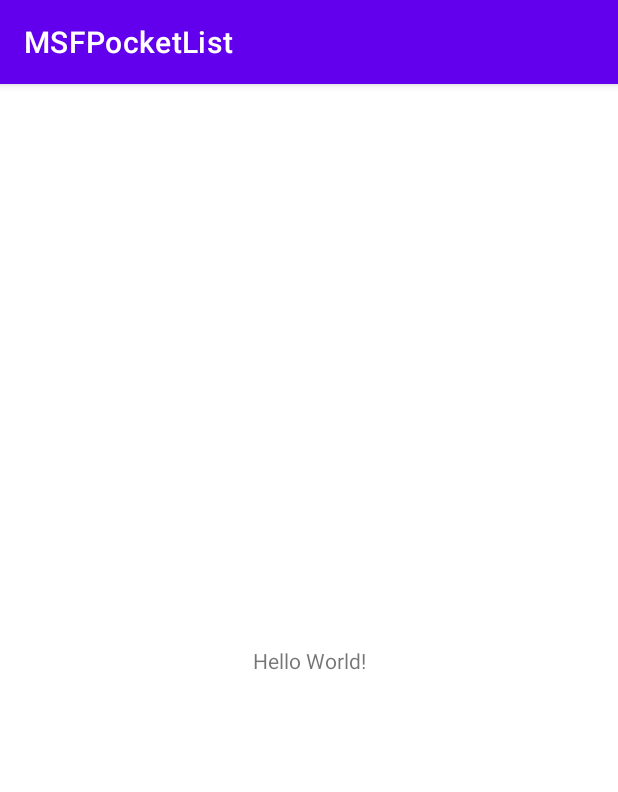
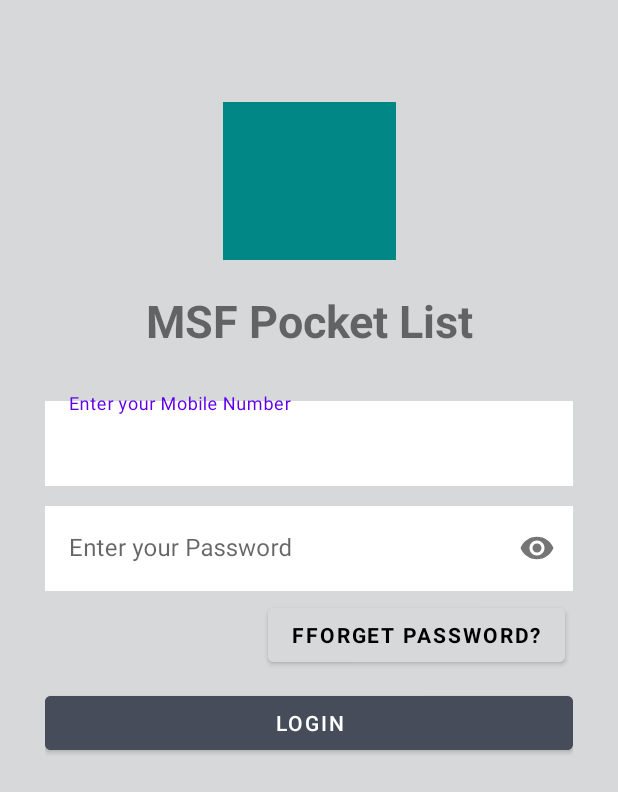
Before and after one commit to akash-svg/MSFpOcketList, an Android app: the screen it shows after launch (MainActivity), on a phone screen of 412 x 824 dp. Shown: the top 792 px of the screen. Run offline under Robolectric (Android 15) with nearby library versions, the phone set to English and light mode, and no system bars.

Commit message:
LOgin & forgot page done

```diff
--- a/app/src/main/AndroidManifest.xml
+++ b/app/src/main/AndroidManifest.xml
@@ -10,6 +10,9 @@
         android:supportsRtl="true"
         android:theme="@style/Theme.MSFPocketList">
         <activity
+            android:name=".ForgotPassword"
+            android:exported="true" />
+        <activity
             android:name=".MainActivity"
             android:exported="true">
             <intent-filter>
--- /dev/null
+++ b/app/src/main/res/font/noto_sans.xml
@@ -0,0 +1,4 @@
+<?xml version="1.0" encoding="utf-8"?>
+<font-family xmlns:android="http://schemas.android.com/apk/res/android">
+
+</font-family>
--- a/app/src/main/res/layout/activity_main.xml
+++ b/app/src/main/res/layout/activity_main.xml
@@ -1,18 +1,127 @@
 <?xml version="1.0" encoding="utf-8"?>
-<androidx.constraintlayout.widget.ConstraintLayout xmlns:android="http://schemas.android.com/apk/res/android"
+<androidx.constraintlayout.widget.ConstraintLayout
+    xmlns:android="http://schemas.android.com/apk/res/android"
     xmlns:app="http://schemas.android.com/apk/res-auto"
     xmlns:tools="http://schemas.android.com/tools"
     android:layout_width="match_parent"
     android:layout_height="match_parent"
+    android:background="@color/gray"
     tools:context=".MainActivity">
 
+    <View
+        android:id="@+id/rectangle_3"
+        android:layout_width="115dp"
+        android:layout_height="105dp"
+        android:layout_alignParentLeft="true"
+        android:layout_alignParentTop="true"
+        android:layout_marginTop="68dp"
+        android:background="@color/teal_700"
+        app:layout_constraintEnd_toEndOf="parent"
+        app:layout_constraintStart_toStartOf="parent"
+        app:layout_constraintTop_toTopOf="parent"
+        tools:ignore="MissingConstraints" />
+
     <TextView
-        android:layout_width="wrap_content"
+        android:id="@+id/tex_one"
+        android:layout_width="match_parent"
         android:layout_height="wrap_content"
-        android:text="Hello World!"
-        app:layout_constraintBottom_toBottomOf="parent"
-        app:layout_constraintLeft_toLeftOf="parent"
-        app:layout_constraintRight_toRightOf="parent"
-        app:layout_constraintTop_toTopOf="parent" />
+        android:layout_marginStart="30dp"
+        android:layout_marginTop="20dp"
+        android:layout_marginEnd="30dp"
+        android:gravity="center"
+        android:text="MSF Pocket List"
+        android:textSize="30sp"
+        android:textStyle="bold"
+        app:layout_constraintEnd_toEndOf="@+id/rectangle_3"
+        app:layout_constraintStart_toStartOf="@+id/rectangle_3"
+        app:layout_constraintTop_toBottomOf="@+id/rectangle_3" />
+
+    <LinearLayout
+        android:id="@+id/Linear_one"
+        android:layout_width="match_parent"
+        android:layout_height="wrap_content"
+        android:layout_marginStart="30dp"
+        android:layout_marginTop="20dp"
+        android:layout_marginEnd="30dp"
+        android:orientation="vertical"
+        app:layout_constraintEnd_toEndOf="@+id/tex_one"
+        app:layout_constraintStart_toStartOf="@+id/tex_one"
+        app:layout_constraintTop_toBottomOf="@id/tex_one"
+        tools:ignore="MissingConstraints">
+
+        <com.google.android.material.textfield.TextInputLayout
+
+            style="@style/Widget.MaterialComponents.TextInputLayout.OutlinedBox"
+            android:layout_width="match_parent"
+            android:layout_height="wrap_content"
+            android:layout_marginTop="8dp"
+            app:endIconMode="clear_text"
+            app:errorEnabled="false">
+
+            <com.google.android.material.textfield.TextInputEditText
+                android:id="@+id/login_phone_number"
+                android:layout_width="match_parent"
+                android:layout_height="wrap_content"
+                android:fontFamily="@font/noto_sans"
+                android:hint="Enter your Mobile Number"
+                android:background="@color/white"
+                android:imeOptions="actionNext"
+                android:inputType="number"
+                tools:ignore="Autofill" />
+
+        </com.google.android.material.textfield.TextInputLayout>
+
+
+        <com.google.android.material.textfield.TextInputLayout
+            style="@style/Widget.MaterialComponents.TextInputLayout.OutlinedBox"
+            android:layout_width="match_parent"
+            android:layout_height="wrap_content"
+            android:layout_marginTop="8dp"
+            app:errorEnabled="false"
+
+            app:passwordToggleEnabled="true">
+
+            <com.google.android.material.textfield.TextInputEditText
+                android:id="@+id/login_password"
+                android:layout_width="match_parent"
+                android:layout_height="wrap_content"
+                android:fontFamily="@font/noto_sans"
+                android:hint="Enter your Password"
+                android:background="@color/white"
+                android:imeOptions="actionNext"
+                android:inputType="text|textCapWords|textPassword"
+                tools:ignore="Autofill" />
+
+        </com.google.android.material.textfield.TextInputLayout>
+
+        <Button
+            android:id="@+id/btn_forget"
+            android:layout_width="wrap_content"
+            android:layout_height="wrap_content"
+            android:layout_gravity="right"
+            android:layout_margin="5dp"
+            android:layout_marginTop="10dp"
+            android:backgroundTint="@color/gray"
+            android:elevation="0dp"
+            android:fontFamily="@font/noto_sans"
+            android:text="FFORGET PASSWORD?"
+            android:textColor="@color/black"
+            android:textStyle="bold" />
+
+        <Button
+            android:id="@+id/btn_login"
+            android:layout_width="match_parent"
+            android:layout_height="wrap_content"
+            android:layout_marginTop="5dp"
+            android:layout_marginBottom="5dp"
+            android:backgroundTint="#464C59"
+            android:elevation="0dp"
+            android:text="Login"
+            android:textColor="@color/white"
+
+            />
+
+    </LinearLayout>
+
 
 </androidx.constraintlayout.widget.ConstraintLayout>
--- a/app/src/main/res/values/colors.xml
+++ b/app/src/main/res/values/colors.xml
@@ -7,4 +7,5 @@
     <color name="teal_700">#FF018786</color>
     <color name="black">#FF000000</color>
     <color name="white">#FFFFFFFF</color>
+    <color name="gray">#D6D8DA</color>
 </resources>
--- a/app/src/main/res/values/themes.xml
+++ b/app/src/main/res/values/themes.xml
@@ -1,6 +1,6 @@
 <resources xmlns:tools="http://schemas.android.com/tools">
     <!-- Base application theme. -->
-    <style name="Theme.MSFPocketList" parent="Theme.MaterialComponents.DayNight.DarkActionBar">
+    <style name="Theme.MSFPocketList" parent="Theme.MaterialComponents.DayNight.NoActionBar">
         <!-- Primary brand color. -->
         <item name="colorPrimary">@color/purple_500</item>
         <item name="colorPrimaryVariant">@color/purple_700</item>
```
Also changed, not shown: app/src/main/java/com/example/msfpocketlist/ForgotPassword.java (added, +14 -0 lines), app/src/main/res/layout/activity_forgot_password.xml (added, +91 -0 lines).
